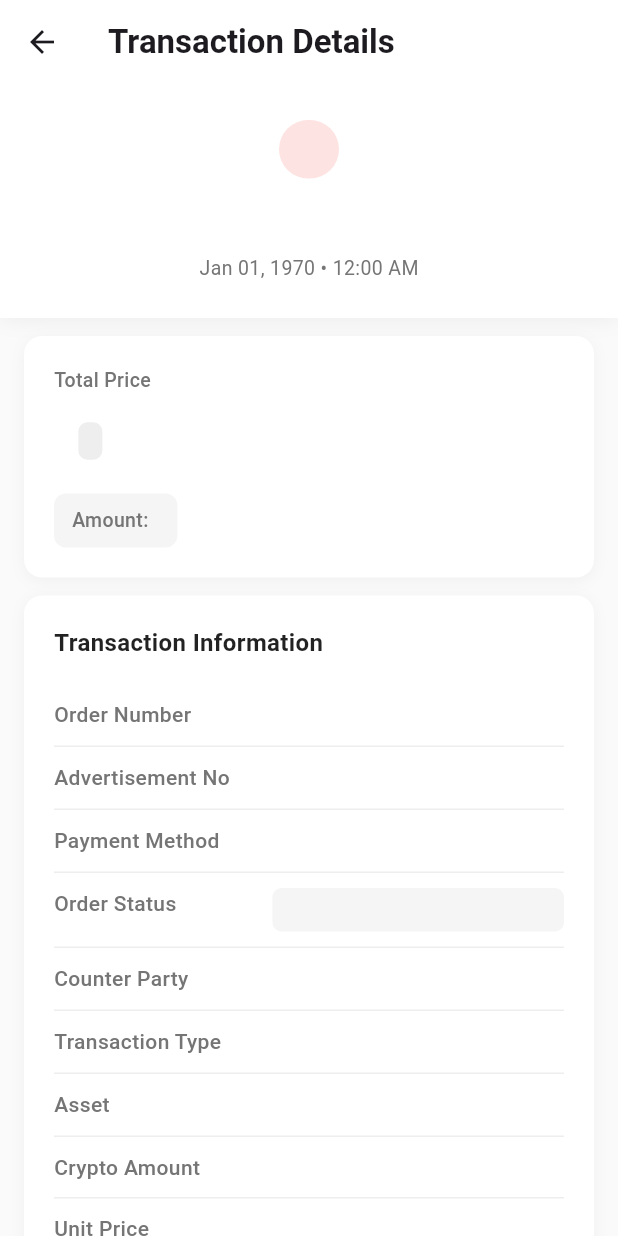
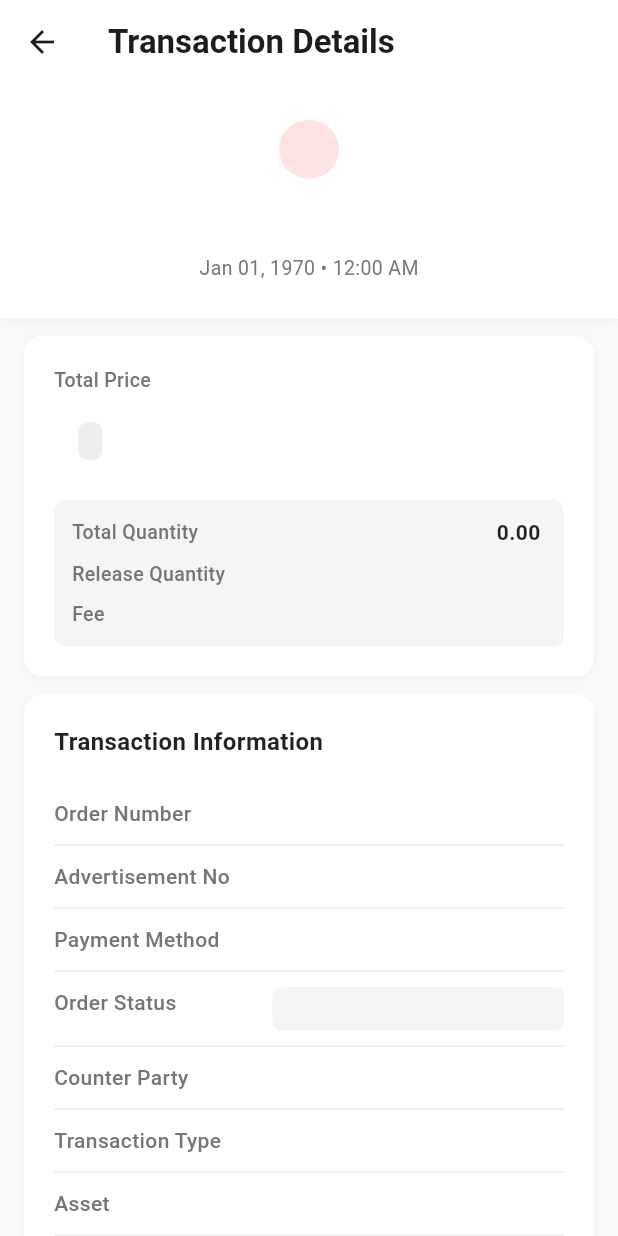
Before and after one commit to royalcourtbd/binance_order_info, a Flutter app: the TransactionDetailsScreen screen opened directly with empty values, on a phone screen of 412 x 824 dp. Run offline on Flutter 3.47's test engine with Material 3 defaults, Android fonts, the phone set to English and light mode, and no system bars; our stand-ins replace get, shared_preferences; accounts and stored records are empty; network calls fail.

Commit message:
Improve transaction amount display logic
Added helper methods to TransactionItemModel for calculating display amounts based on transaction type (BUY/SELL). Updated TransactionDetailsScreen and TransactionItem widget to use these methods, providing clearer breakdowns of received, total, and fee quantities for crypto transactions.

```diff
--- a/lib/models/transaction_item_model.dart
+++ b/lib/models/transaction_item_model.dart
@@ -34,6 +34,38 @@ class TransactionItemModel {
     this.counterPartNickName,
     this.additionalKycVerify,
   });
+
+  /// Returns the display crypto amount based on transaction type
+  /// BUY: Shows received amount (cryptoAmount - commission)
+  /// SELL: Shows total deducted amount (cryptoAmount + commission)
+  String getDisplayCryptoAmount() {
+    if (cryptoAmount == null) return '0.00';
+
+    final crypto = double.tryParse(cryptoAmount!) ?? 0.0;
+    final fee = double.tryParse(commission ?? '0') ?? 0.0;
+
+    if (category.toUpperCase() == 'BUY') {
+      // For BUY: Show received amount (what user actually gets)
+      return (crypto - fee).toStringAsFixed(2);
+    } else {
+      // For SELL: Show total deducted (what's taken from wallet)
+      return (crypto + fee).toStringAsFixed(2);
+    }
+  }
+
+  /// Returns the received quantity for BUY transactions
+  String getReceivedQuantity() {
+    if (cryptoAmount == null) return '0.00';
+    final crypto = double.tryParse(cryptoAmount!) ?? 0.0;
+    final fee = double.tryParse(commission ?? '0') ?? 0.0;
+    return (crypto - fee).toStringAsFixed(8);
+  }
+
+  /// Returns the total quantity (base amount without commission calculation)
+  String getTotalQuantity() {
+    if (cryptoAmount == null) return '0.00';
+    return double.tryParse(cryptoAmount!)?.toStringAsFixed(8) ?? cryptoAmount!;
+  }
 
   factory TransactionItemModel.fromJson(Map<String, dynamic> json) {
     // Safely parse createTime - handle different types
--- a/lib/screens/transaction_details_screen.dart
+++ b/lib/screens/transaction_details_screen.dart
@@ -145,35 +145,54 @@ class TransactionDetailsScreen extends StatelessWidget {
                   ),
                   if (transaction.cryptoAmount != null &&
                       transaction.asset != null) ...[
-                    const SizedBox(height: 12),
+                    const SizedBox(height: 16),
                     Container(
-                      padding: const EdgeInsets.symmetric(
-                        horizontal: 12,
-                        vertical: 8,
-                      ),
+                      padding: const EdgeInsets.all(12),
                       decoration: BoxDecoration(
                         color: Colors.grey[100],
                         borderRadius: BorderRadius.circular(8),
                       ),
-                      child: Row(
-                        mainAxisSize: MainAxisSize.min,
+                      child: Column(
                         children: [
-                          Text(
-                            'Amount: ',
-                            style: TextStyle(
-                              fontSize: 13,
-                              color: Colors.grey[600],
-                              fontWeight: FontWeight.w500,
+                          if (transaction.category.toUpperCase() == 'BUY') ...[
+                            _buildAmountDetailRow(
+                              'Receive Quantity',
+                              '${transaction.getReceivedQuantity()} ${transaction.asset}',
+                              isHighlighted: true,
                             ),
-                          ),
-                          Text(
-                            '${double.tryParse(transaction.cryptoAmount!)?.toStringAsFixed(2) ?? transaction.cryptoAmount} ${transaction.asset}',
-                            style: const TextStyle(
-                              fontSize: 14,
-                              color: Colors.black87,
-                              fontWeight: FontWeight.w600,
+                            const SizedBox(height: 8),
+                            _buildAmountDetailRow(
+                              'Total Quantity',
+                              '${transaction.getTotalQuantity()} ${transaction.asset}',
                             ),
-                          ),
+                            if (transaction.commission != null) ...[
+                              const SizedBox(height: 8),
+                              _buildAmountDetailRow(
+                                'Fee',
+                                '${double.tryParse(transaction.commission!)?.toStringAsFixed(2) ?? transaction.commission} ${transaction.asset}',
+                                valueColor: Colors.orange,
+                              ),
+                            ],
+                          ] else ...[
+                            _buildAmountDetailRow(
+                              'Total Quantity',
+                              '${transaction.getDisplayCryptoAmount()} ${transaction.asset}',
+                              isHighlighted: true,
+                            ),
+                            const SizedBox(height: 8),
+                            _buildAmountDetailRow(
+                              'Release Quantity',
+                              '${transaction.getTotalQuantity()} ${transaction.asset}',
+                            ),
+                            if (transaction.commission != null) ...[
+                              const SizedBox(height: 8),
+                              _buildAmountDetailRow(
+                                'Fee',
+                                '${double.tryParse(transaction.commission!)?.toStringAsFixed(2) ?? transaction.commission} ${transaction.asset}',
+                                valueColor: Colors.orange,
+                              ),
+                            ],
+                          ],
                         ],
                       ),
                     ),
@@ -242,13 +261,6 @@ class TransactionDetailsScreen extends StatelessWidget {
                     _buildDivider(),
                     _buildDetailRow('Asset', transaction.asset!),
                   ],
-                  if (transaction.cryptoAmount != null) ...[
-                    _buildDivider(),
-                    _buildDetailRow(
-                      'Crypto Amount',
-                      '${double.tryParse(transaction.cryptoAmount!)?.toStringAsFixed(8) ?? transaction.cryptoAmount} ${transaction.asset ?? ''}',
-                    ),
-                  ],
                   if (transaction.unitPrice != null) ...[
                     _buildDivider(),
                     _buildDetailRow(
@@ -265,7 +277,7 @@ class TransactionDetailsScreen extends StatelessWidget {
                     _buildDivider(),
                     _buildDetailRow(
                       'Commission',
-                      '${double.tryParse(transaction.commission!)?.toStringAsFixed(2) ?? transaction.commission}%',
+                      '${double.tryParse(transaction.commission!)?.toStringAsFixed(2) ?? transaction.commission} ${transaction.asset ?? 'USDT'}',
                       valueColor: Colors.orange,
                     ),
                   ],
@@ -294,6 +306,31 @@ class TransactionDetailsScreen extends StatelessWidget {
           ],
         ),
       ),
+    );
+  }
+
+  Widget _buildAmountDetailRow(String label, String value,
+      {Color? valueColor, bool isHighlighted = false}) {
+    return Row(
+      mainAxisAlignment: MainAxisAlignment.spaceBetween,
+      children: [
+        Text(
+          label,
+          style: TextStyle(
+            fontSize: 13,
+            color: Colors.grey[600],
+            fontWeight: FontWeight.w500,
+          ),
+        ),
+        Text(
+          value,
+          style: TextStyle(
+            fontSize: isHighlighted ? 14 : 13,
+            color: valueColor ?? (isHighlighted ? Colors.black87 : Colors.grey[700]),
+            fontWeight: isHighlighted ? FontWeight.w600 : FontWeight.w500,
+          ),
+        ),
+      ],
     );
   }
 
--- a/lib/widgets/transaction_item.dart
+++ b/lib/widgets/transaction_item.dart
@@ -66,7 +66,7 @@ class TransactionItem extends StatelessWidget {
                   if (transaction.cryptoAmount != null &&
                       transaction.asset != null)
                     Text(
-                      "${double.tryParse(transaction.cryptoAmount!)?.toStringAsFixed(2) ?? transaction.cryptoAmount} ${transaction.asset}",
+                      "${transaction.getDisplayCryptoAmount()} ${transaction.asset}",
                       textAlign: TextAlign.right,
                       style: const TextStyle(
                         color: Colors.black87,
```
